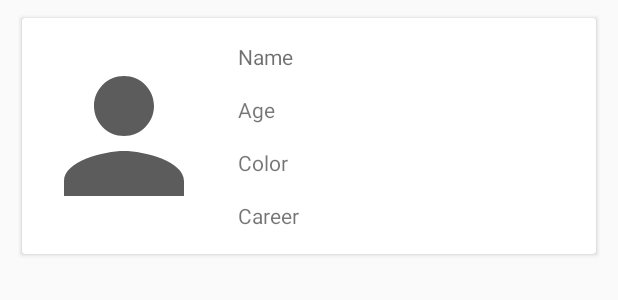
After one commit to IolemanI/AndroidTasks, an Android app: the layout cat_item.xml on its own in the app's theme, with its tools: preview values and no code run, on a phone screen of 412 x 824 dp. The commit adds this screen. Shown: the top 300 px of the screen. Run offline under Robolectric (Android 15) with nearby library versions, the phone set to English and light mode, and no system bars.

Commit message:
Added CardView that display all database content.

```diff
--- a/app/src/main/java/com/oleman/androidtasks/MainActivity.java
+++ b/app/src/main/java/com/oleman/androidtasks/MainActivity.java
@@ -21,6 +21,7 @@ import com.oleman.androidtasks.tasks.Task3Activity;
 import com.oleman.androidtasks.tasks.Task4Activity;
 import com.oleman.androidtasks.tasks.Task5Activity;
 import com.oleman.androidtasks.tasks.Task7Activity;
+import com.oleman.androidtasks.tasks.Task7AddCat;
 
 import java.util.ArrayList;
 
@@ -232,7 +233,7 @@ public class MainActivity extends AppCompatActivity implements View.OnClickListe
 
                 break;
             case R.id.task7Btn:
-                intent = new Intent(this, Task7Activity.class);
+                intent = new Intent(this, Task7AddCat.class);
                 startActivity(intent);
                 Log.d(LOG_TAG, "Open Task #7.");
 
--- a/app/src/main/java/com/oleman/androidtasks/Settings/RenameTasksActivity.java
+++ b/app/src/main/java/com/oleman/androidtasks/Settings/RenameTasksActivity.java
@@ -9,7 +9,7 @@ import android.view.View;
 import android.widget.Button;
 import android.widget.EditText;
 
-import com.oleman.androidtasks.FileAdapter;
+import com.oleman.androidtasks.adapters.FileAdapter;
 import com.oleman.androidtasks.R;
 
 import java.util.ArrayList;
--- a/app/src/main/java/com/oleman/androidtasks/DBHelper.java
+++ b/app/src/main/java/com/oleman/androidtasks/adapters/DBHelper.java
@@ -1,4 +1,4 @@
-package com.oleman.androidtasks;
+package com.oleman.androidtasks.adapters;
 
 
 import android.content.Context;
--- a/app/src/main/java/com/oleman/androidtasks/FileAdapter.java
+++ b/app/src/main/java/com/oleman/androidtasks/adapters/FileAdapter.java
@@ -1,4 +1,4 @@
-package com.oleman.androidtasks;
+package com.oleman.androidtasks.adapters;
 
 
 import android.content.Context;
--- /dev/null
+++ b/app/src/main/res/drawable/ic_person.xml
@@ -0,0 +1,9 @@
+<vector xmlns:android="http://schemas.android.com/apk/res/android"
+        android:width="24dp"
+        android:height="24dp"
+        android:viewportWidth="24.0"
+        android:viewportHeight="24.0">
+    <path
+        android:fillColor="#5c5c5c"
+        android:pathData="M12,12c2.21,0 4,-1.79 4,-4s-1.79,-4 -4,-4 -4,1.79 -4,4 1.79,4 4,4zM12,14c-2.67,0 -8,1.34 -8,4v2h16v-2c0,-2.66 -5.33,-4 -8,-4z"/>
+</vector>
--- /dev/null
+++ b/app/src/main/res/layout/cat_item.xml
@@ -0,0 +1,83 @@
+<?xml version="1.0" encoding="utf-8"?>
+<LinearLayout xmlns:android="http://schemas.android.com/apk/res/android"
+    xmlns:app="http://schemas.android.com/apk/res-auto"
+    android:layout_width="match_parent"
+    android:layout_height="wrap_content"
+    android:orientation="vertical"
+    android:layout_marginTop="8dp"
+    android:layout_marginBottom="8dp"
+    android:layout_marginStart="12dp"
+    android:layout_marginEnd="12dp">
+
+    <android.support.v7.widget.CardView
+        android:id="@+id/cat_card"
+        android:layout_width="match_parent"
+        android:layout_height="wrap_content"
+        app:cardElevation="2dp"
+        app:cardUseCompatPadding="true">
+
+        <RelativeLayout
+            android:layout_width="match_parent"
+            android:layout_height="wrap_content"
+            android:padding="8dp">
+
+
+            <ImageView
+                android:id="@+id/imageCard_t7"
+                android:layout_width="120dp"
+                android:layout_height="120dp"
+                android:layout_alignBottom="@+id/careerCard_t7"
+                android:layout_alignParentStart="true"
+                android:layout_alignParentTop="true"
+                android:layout_marginEnd="8dp"
+                app:srcCompat="@drawable/ic_person" />
+
+            <TextView
+                android:id="@+id/nameCard_t7"
+                android:layout_width="match_parent"
+                android:layout_height="wrap_content"
+                android:layout_alignParentEnd="true"
+                android:layout_alignParentTop="true"
+                android:layout_toEndOf="@+id/imageCard_t7"
+                android:padding="8dp"
+                android:text="Name"
+                android:textColor="@color/common_google_signin_btn_text_light_focused"
+                android:textSize="14sp" />
+
+            <TextView
+                android:id="@+id/ageCard_t7"
+                android:layout_width="match_parent"
+                android:layout_height="wrap_content"
+                android:layout_alignParentEnd="true"
+                android:layout_below="@+id/nameCard_t7"
+                android:layout_toEndOf="@+id/imageCard_t7"
+                android:padding="8dp"
+                android:text="Age"
+                android:textSize="14sp" />
+
+            <TextView
+                android:id="@+id/colorCard_t7"
+                android:layout_width="match_parent"
+                android:layout_height="wrap_content"
+                android:layout_alignParentEnd="true"
+                android:layout_below="@+id/ageCard_t7"
+                android:layout_toEndOf="@+id/imageCard_t7"
+                android:padding="8dp"
+                android:text="Color"
+                android:textSize="14sp" />
+
+            <TextView
+                android:id="@+id/careerCard_t7"
+                android:layout_width="match_parent"
+                android:layout_height="wrap_content"
+                android:layout_alignParentEnd="true"
+                android:layout_below="@+id/colorCard_t7"
+                android:layout_toEndOf="@+id/imageCard_t7"
+                android:padding="8dp"
+                android:text="Career"
+                android:textSize="14sp" />
+        </RelativeLayout>
+
+    </android.support.v7.widget.CardView>
+
+</LinearLayout>
--- a/app/src/main/res/values/strings.xml
+++ b/app/src/main/res/values/strings.xml
@@ -86,6 +86,8 @@
     <string name="large">Large</string>
     <string name="middle">Middle</string>
     <string name="small">Small</string>
+    <string name="title_activity_main2">Main2Activity</string>
+    <string name="add_cat_t7">Add the cat</string>
 
 
 </resources>
```
Also changed, not shown: app/build.gradle (+5 -4 lines), app/src/main/AndroidManifest.xml (+11 -1 lines), app/src/main/java/com/oleman/androidtasks/adapters/CatListAdapter.java (added, +70 -0 lines), app/src/main/java/com/oleman/androidtasks/tasks/Task7Activity.java (+39 -107 lines), app/src/main/java/com/oleman/androidtasks/tasks/Task7AddCat.java (added, +209 -0 lines), app/src/main/res/layout/activity_task7.xml (+22 -75 lines), app/src/main/res/layout/task7_add_cat.xml (added, +82 -0 lines), 1 other file.
